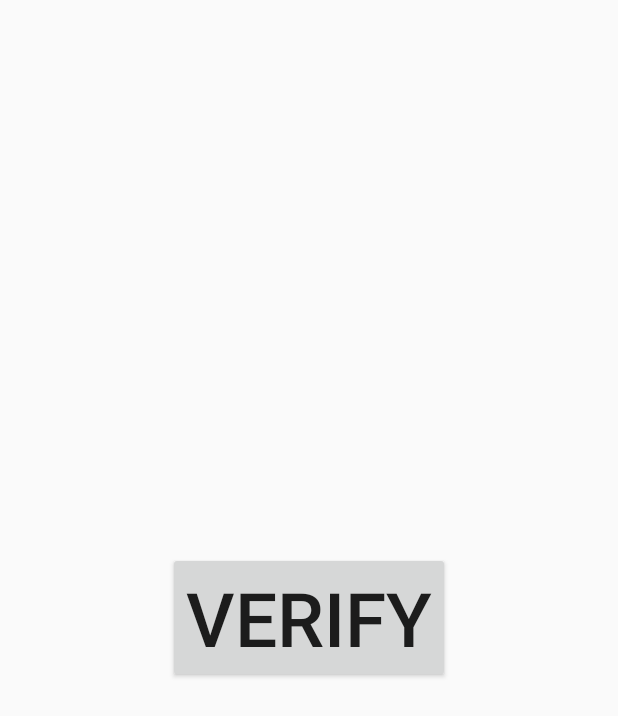
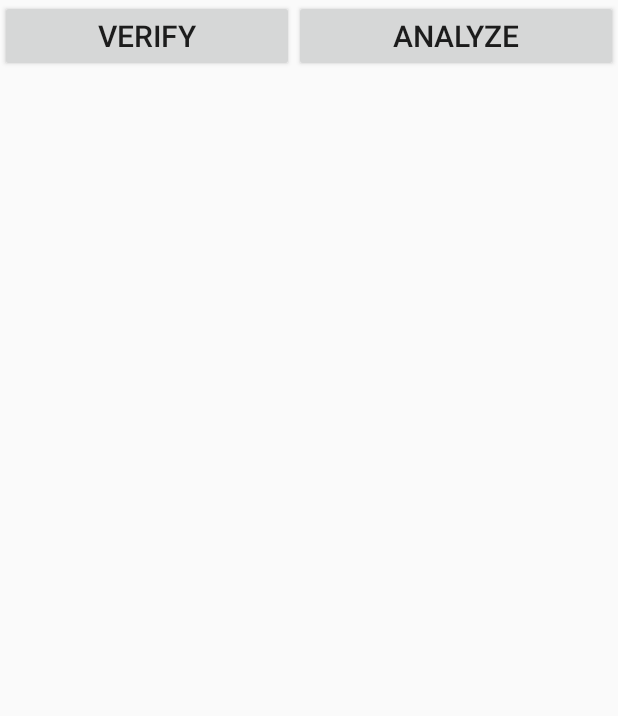
Before and after one commit to jeffreysgao/InYourFace_Dev, an Android app: the DemoActivity screen opened directly, with no data from a screen before it, after a tap on "VERIFY", on a phone screen of 412 x 824 dp. Shown: the top 716 px of the screen. Run offline under Robolectric (Android 15) with nearby library versions, the phone set to English and light mode, and no system bars.

Commit message:
Added demo feature to analyze photos from the UI

```diff
--- a/app/src/main/java/com/example/jeffrey_gao/inyourface_dev/DemoActivity.java
+++ b/app/src/main/java/com/example/jeffrey_gao/inyourface_dev/DemoActivity.java
@@ -15,45 +15,42 @@ import java.io.IOException;
 import java.io.UnsupportedEncodingException;
 
 public class DemoActivity extends Activity implements Button.OnClickListener{
+    /*
+     * For testing/demoing analysis of photos - Jeff
+     */
+    public int photoType;
+    public static final int RECOGNIZE_PHOTO = 0;
+    public static final int ANALYZE_PHOTO = 1;
+    public final String photoPath = "demo_photo.png";
+    /*
+     * End of test code - Jeff
+     */
 
-    /**
+
+    /*
      * Called when the activity is first created.
      */
     @Override
     public void onCreate(Bundle savedInstanceState) {
-
         super.onCreate(savedInstanceState);
         setContentView(R.layout.activity_demo);
 
-        Button verifyButton = (Button) findViewById(R.id.verify_button);
+        Button verifyButton = (Button)findViewById(R.id.verify_button);
         verifyButton.setOnClickListener(this);
-
-
-
-        /* how to delete all galleries */
-//        Intent registerIntent = new Intent(this, RegisterService.class);
-//        registerIntent.putExtra(RegisterService.ACTION, "clear");
-//        startService(registerIntent);
-
-        /* how to register a user */
-//        Intent registerIntent = new Intent(this, RegisterService.class);
-//        registerIntent.putExtra(RegisterService.ACTION, "register");
-//        registerIntent.putExtra(RegisterService.USER_NAME, "liz");
-//        // settings user photo is saved as profile_photo.png
-//        // need to figure out what the temp URI is for the verify photo
-//        registerIntent.putExtra(RegisterService.USER_FACE_IMAGE, "profile_photo.png");
-//        startService(registerIntent);
-
+        Button analyzeButton = (Button)findViewById(R.id.analyze_button);
+        analyzeButton.setOnClickListener(this);
     }
 
     @Override
     public void onClick(View view) {
         if (view.getId() == R.id.verify_button) {
-            Intent cameraIntent = new Intent(MediaStore.ACTION_IMAGE_CAPTURE);
-            startActivityForResult(cameraIntent, 1);
+            photoType = RECOGNIZE_PHOTO;
+        } else if (view.getId() == R.id.analyze_button) {
+            photoType = ANALYZE_PHOTO;
         }
+        Intent cameraIntent = new Intent(MediaStore.ACTION_IMAGE_CAPTURE);
+        startActivityForResult(cameraIntent, 1);
     }
-
 
     @Override
     protected void onActivityResult(int requestCode, int resultCode, Intent data) {
@@ -61,26 +58,31 @@ public class DemoActivity extends Activity implements Button.OnClickListener{
             if (requestCode == 1) {
                 Bitmap photo = (Bitmap) data.getExtras().get("data");
 
-                createProfPic(photo);
+                savePic(photo);
 
-                /* how to verify a user */
-                Intent recognizeIntent = new Intent(this, RecognizeService.class);
-                // change profile_photo.png to the path of the temp photo taken
-                recognizeIntent.putExtra(RecognizeService.FACE_IMAGE, "verify_photo.png");
-                startService(recognizeIntent);
+                // Launch service to process photo taken
+                Log.d("jeff", "launching service: " + photoType);
+                Intent demoIntent;
+                if (photoType == RECOGNIZE_PHOTO)
+                    demoIntent = new Intent(this, RecognizeService.class);
+                else
+                    demoIntent = new Intent(this, AnalyzeService.class);
+
+                demoIntent.putExtra(RecognizeService.FACE_IMAGE, photoPath);
+                startService(demoIntent);
 
                 finish();
             }
         }
     }
 
-    private void createProfPic(Bitmap image) {
+    private void savePic(Bitmap image) {
         try {
-            FileOutputStream f = openFileOutput("verify_photo.png", MODE_PRIVATE);
+            FileOutputStream f = openFileOutput(photoPath, MODE_PRIVATE);
             image.compress(Bitmap.CompressFormat.PNG, 100, f);
             f.flush();
             f.close();
-            Log.d("jeff", "prof_pic created");
+            Log.d("jeff", "pic saved");
 
         } catch (IOException e) {
             e.printStackTrace();
--- a/app/src/main/java/com/example/jeffrey_gao/inyourface_dev/RegisterService.java
+++ b/app/src/main/java/com/example/jeffrey_gao/inyourface_dev/RegisterService.java
@@ -115,13 +115,12 @@ public class RegisterService extends Service {
             String galleryId = RecognizeService.GALLERY_ID;
             String selector = "FULL";
             String multipleFaces = "false";
-            String minHeadScale = "0.25";
             myKairos.enroll(image,
                     subjectId,
                     galleryId,
                     selector,
                     multipleFaces,
-                    minHeadScale,
+                    Globals.MIN_HEAD_SCALE,
                     kairosListener);
             fis.close();
         } catch (IOException e) {
--- a/app/src/main/res/layout/activity_demo.xml
+++ b/app/src/main/res/layout/activity_demo.xml
@@ -1,15 +1,24 @@
 <?xml version="1.0" encoding="utf-8"?>
-<FrameLayout xmlns:android="http://schemas.android.com/apk/res/android"
-    android:orientation="vertical" android:layout_width="match_parent"
+<LinearLayout xmlns:android="http://schemas.android.com/apk/res/android"
+    android:orientation="horizontal" android:layout_width="match_parent"
     android:layout_height="match_parent">
 
     <Button
         android:id = "@+id/verify_button"
         android:layout_width="wrap_content"
         android:layout_height="wrap_content"
-        android:layout_gravity="center"
-        android:textSize="50sp"
+        android:layout_gravity="right"
+        android:textSize="20sp"
         android:text="Verify"
-        android:onClick="onClick"/>
+        android:layout_weight="1"/>
 
-</FrameLayout>
+    <Button
+        android:id="@+id/analyze_button"
+        android:layout_width="wrap_content"
+        android:layout_height="wrap_content"
+        android:text="Analyze"
+        android:layout_gravity="left"
+        android:layout_weight="1"
+        android:textSize="20sp"/>
+
+</LinearLayout>
```
Also changed, not shown: app/src/main/java/com/example/jeffrey_gao/inyourface_dev/AnalyzeService.java (+1 -7 lines), app/src/main/java/com/example/jeffrey_gao/inyourface_dev/KairosHelper.java (+28 -0 lines), app/src/main/java/com/example/jeffrey_gao/inyourface_dev/PhotoActivity.java (+4 -13 lines), app/src/main/res/drawable/angry.png (added), app/src/main/res/drawable/happy.png (added).
